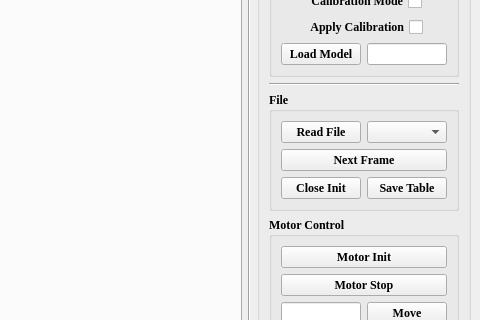
This is Radar_UDP.ui in CruzeOliver/FMCW-Radar-GUI as Qt 5 draws it before an edit; both pictures show x 544 to 1024 and y 208 to 528 of the 1024 by 829 pixel window. The edited form follows.
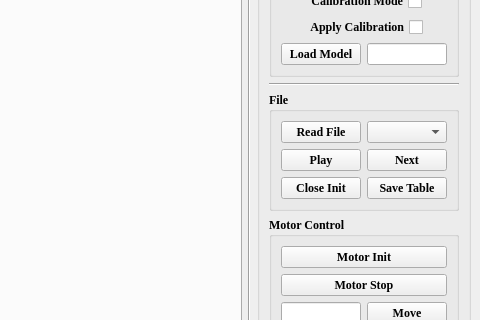
This is the edited form.

Commit message: Added play function, which can play all matfiles with one click

Patch:
```diff
--- a/Radar_UDP.ui
+++ b/Radar_UDP.ui
@@ -552,11 +552,34 @@
            </layout>
           </item>
           <item>
-           <widget class="QPushButton" name="pushButton_Next">
-            <property name="text">
-             <string>Next Frame</string>
-            </property>
-           </widget>
+           <layout class="QHBoxLayout" name="horizontalLayout_6">
+            <item>
+             <widget class="QPushButton" name="pushButton_Play">
+              <property name="sizePolicy">
+               <sizepolicy hsizetype="Expanding" vsizetype="Fixed">
+                <horstretch>5</horstretch>
+                <verstretch>0</verstretch>
+               </sizepolicy>
+              </property>
+              <property name="text">
+               <string>Play</string>
+              </property>
+             </widget>
+            </item>
+            <item>
+             <widget class="QPushButton" name="pushButton_Next">
+              <property name="sizePolicy">
+               <sizepolicy hsizetype="Expanding" vsizetype="Fixed">
+                <horstretch>5</horstretch>
+                <verstretch>0</verstretch>
+               </sizepolicy>
+              </property>
+              <property name="text">
+               <string>Next</string>
+              </property>
+             </widget>
+            </item>
+           </layout>
           </item>
           <item>
            <layout class="QHBoxLayout" name="horizontalLayout_15">
```
Left out of the diff: 569 changed lines with no effect on the pictures. The commit also changes 2 other files.
